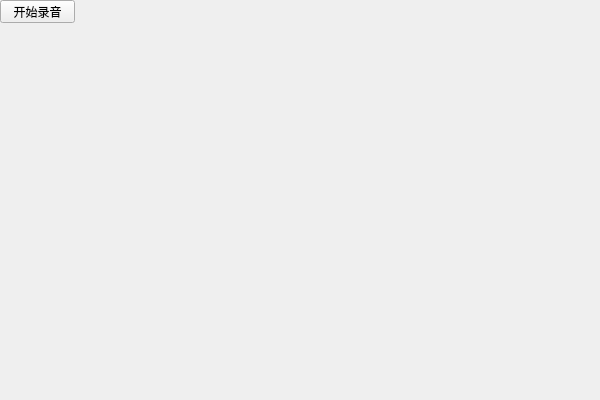
The window that 11_record_audio_wav/11_record_audio_wav/MainWindow.ui (lxq-02/learnFFmpeg) describes before a commit, drawn with Qt 5.
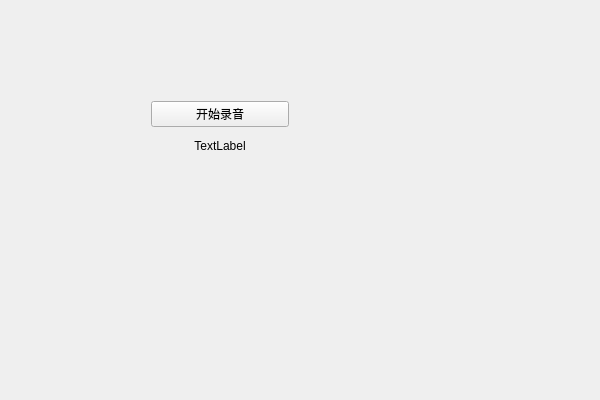
The same window after the commit.

Commit message: 录音，显示时长

```diff
--- a/11_record_audio_wav/11_record_audio_wav/MainWindow.ui
+++ b/11_record_audio_wav/11_record_audio_wav/MainWindow.ui
@@ -14,18 +14,34 @@
    <string>MainWindow</string>
   </property>
   <widget class="QWidget" name="centralWidget">
-   <widget class="QPushButton" name="audioButton">
+   <widget class="QWidget" name="verticalLayoutWidget">
     <property name="geometry">
      <rect>
-      <x>0</x>
-      <y>0</y>
-      <width>75</width>
-      <height>23</height>
+      <x>140</x>
+      <y>90</y>
+      <width>160</width>
+      <height>80</height>
      </rect>
     </property>
-    <property name="text">
-     <string>开始录音</string>
-    </property>
+    <layout class="QVBoxLayout" name="verticalLayout">
+     <item>
+      <widget class="QPushButton" name="audioButton">
+       <property name="text">
+        <string>开始录音</string>
+       </property>
+      </widget>
+     </item>
+     <item>
+      <widget class="QLabel" name="timeLabel">
+       <property name="text">
+        <string>TextLabel</string>
+       </property>
+       <property name="alignment">
+        <set>Qt::AlignCenter</set>
+       </property>
+      </widget>
+     </item>
+    </layout>
    </widget>
   </widget>
  </widget>
```
The commit also changes 4 other files.
